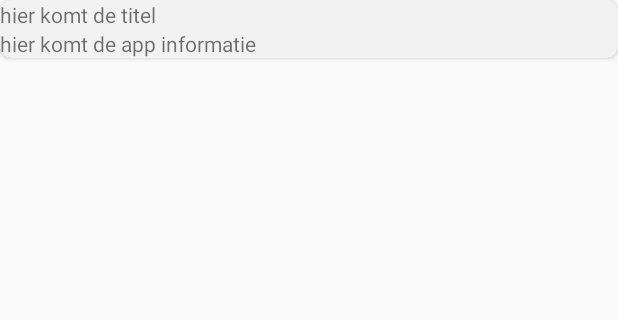
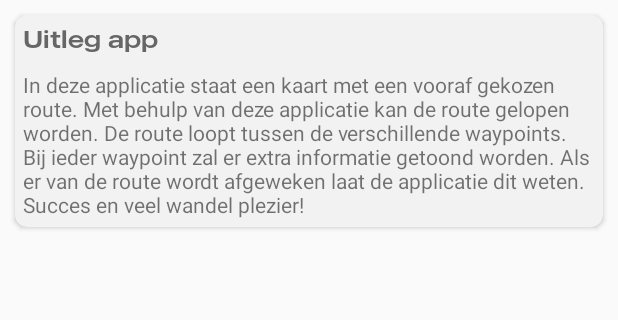
Before and after one commit to noahwalsmits/GpsHelperBreda, an Android app: the InformationActivity screen opened directly, with no data from a screen before it, on a phone screen of 412 x 824 dp, the part 180-500 px from its top. Run offline under Robolectric (Android 15) with nearby library versions, the phone set to English and light mode, and no system bars.

Commit message:
strings informatie aangepast en margin informatie toegevoegd

```diff
--- a/app/src/main/res/layout/activity_information.xml
+++ b/app/src/main/res/layout/activity_information.xml
@@ -30,6 +30,7 @@
         android:id="@+id/information_cardview_information_about_app"
         android:layout_width="0dp"
         android:layout_height="wrap_content"
+        android:layout_margin="10dp"
         app:cardBackgroundColor="@color/colorLightGray"
         app:cardCornerRadius="8dp"
         app:layout_constraintEnd_toEndOf="parent"
@@ -46,12 +47,15 @@
                 android:id="@+id/information_text_information_title"
                 android:layout_width="match_parent"
                 android:layout_height="wrap_content"
-                android:text="@string/information_about_title" />
+                android:layout_margin="5dp"
+                android:text="@string/information_about_title"
+                android:textAppearance="@style/SecondSubHeader" />
 
             <TextView
                 android:id="@+id/information_text_information_detail"
                 android:layout_width="match_parent"
                 android:layout_height="wrap_content"
+                android:layout_margin="5dp"
                 android:text="@string/information_about_app" />
         </LinearLayout>
     </androidx.cardview.widget.CardView>
--- a/app/src/main/res/values/strings.xml
+++ b/app/src/main/res/values/strings.xml
@@ -2,6 +2,6 @@
     <string name="app_name">GPS Helper</string>
     <string name="title_activity_maps">Map</string>
     <string name="information_name_activity">Informatie</string>
-    <string name="information_about_app">hier komt de app informatie</string>
-    <string name="information_about_title">hier komt de titel</string>
+    <string name="information_about_title">Uitleg app</string>
+    <string name="information_about_app">In deze applicatie staat een kaart met een vooraf gekozen route. Met behulp van deze applicatie kan de route gelopen worden. De route loopt tussen de verschillende waypoints. Bij ieder waypoint zal er extra informatie getoond worden. Als er van de route wordt afgeweken laat de applicatie dit weten. Succes en veel wandel plezier!</string>
 </resources>
```
